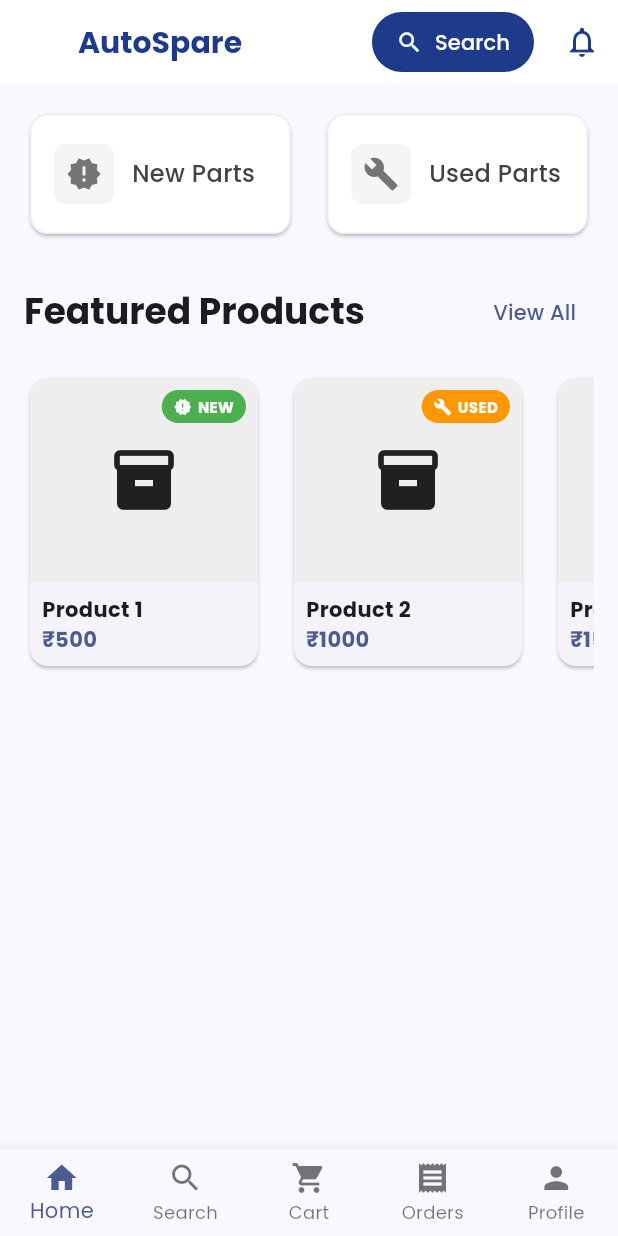
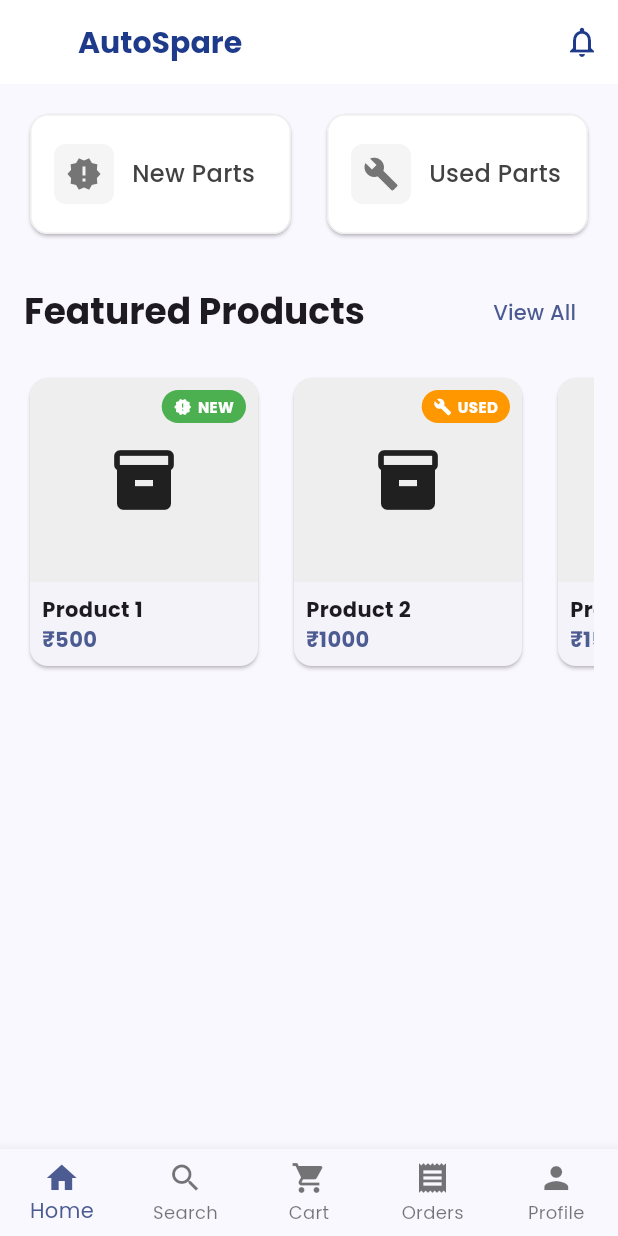
Before and after one commit to RejishJ/autospare-marketplace, a Flutter app: the screen it shows after launch, on a phone screen of 412 x 824 dp. Run offline on Flutter 3.47's test engine with Material 3 defaults, Android fonts, the phone set to English and light mode, and no system bars; our stand-ins replace google_fonts.

Commit message:
removed search widget at the top

```diff
--- a/customer_app/lib/main.dart
+++ b/customer_app/lib/main.dart
@@ -68,28 +68,6 @@ class _CustomerHomePageState extends State<CustomerHomePage> {
         foregroundColor: const Color(0xFF1E3A8A),
         elevation: 0,
         actions: [
-          Container(
-            margin: const EdgeInsets.only(right: 8),
-            child: ElevatedButton.icon(
-              onPressed: () {
-                // TODO: Search functionality
-              },
-              icon: const Icon(Icons.search, size: 18),
-              label: const Text(
-                'Search',
-                style: TextStyle(fontSize: 14),
-              ),
-              style: ElevatedButton.styleFrom(
-                backgroundColor: const Color(0xFF1E3A8A),
-                foregroundColor: Colors.white,
-                elevation: 0,
-                padding: const EdgeInsets.symmetric(horizontal: 16, vertical: 8),
-                shape: RoundedRectangleBorder(
-                  borderRadius: BorderRadius.circular(20),
-                ),
-              ),
-            ),
-          ),
           IconButton(
         icon: const Icon(Icons.notifications_outlined),
         onPressed: () {
```
Lines whose indentation alone changed are shown as unchanged.
